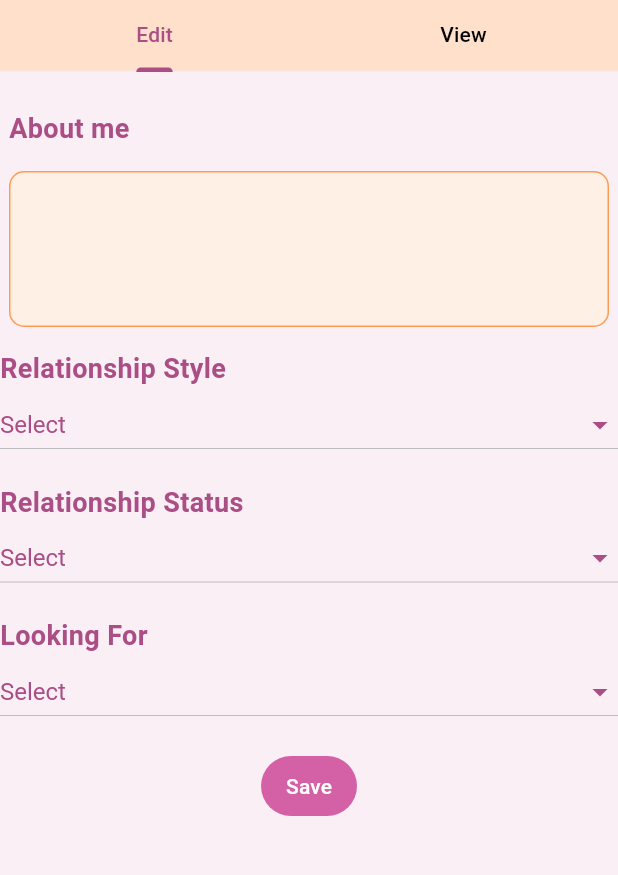
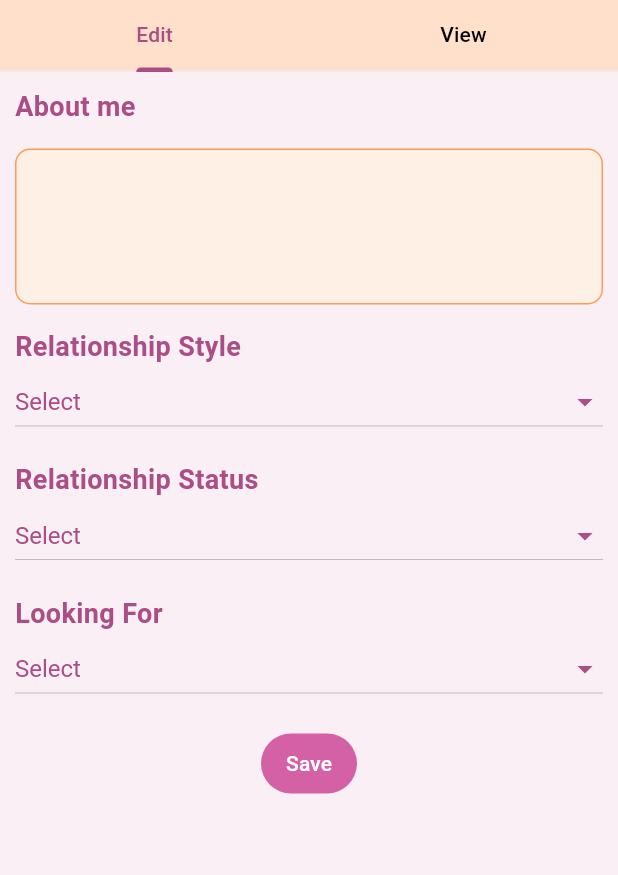
Before and after one commit to mayasaltzman/FNGR, a Flutter app: the UserProfilePage screen opened directly with empty values, on a phone screen of 412 x 824 dp, the part 84-959 px from its top. Run offline on Flutter 3.47's test engine with Material 3 defaults, Android fonts, the light colour scheme and no system bars; our stand-ins replace cloud_firestore, firebase_auth, firebase_core, firebase_storage, geocoding, geolocator and 2 more; missing offline and left inert: flutter_chat_core, flutter_chat_ui; accounts and stored records are empty; Roboto replaces fonts that are missing (Gilroy-bold).

Commit message:
add padding to update page

```diff
--- a/lib/pages/profile/update_profile_page.dart
+++ b/lib/pages/profile/update_profile_page.dart
@@ -8,7 +8,12 @@
   final String rStyle;
   final String lookingFor;
 
-  const UpdateProfilePage({super.key, required this.bio, required this.rStatus, required this.rStyle, required this.lookingFor});
+  const UpdateProfilePage(
+      {super.key,
+      required this.bio,
+      required this.rStatus,
+      required this.rStyle,
+      required this.lookingFor});
 
   @override
   State<UpdateProfilePage> createState() => _UpdateProfilePageState();
@@ -27,8 +32,9 @@
 
   @override
   Widget build(BuildContext context) {
-    return Column(spacing: 15, children: [
-      SizedBox(height: 10),
+    return Container(
+      padding: EdgeInsets.all(10),
+      child: Column(spacing: 15, children: [
       TextInputFieldLong(controller: _bioController, bio: widget.bio),
       SingleSelectDropDown(
         value: _relationshipStyle,
@@ -40,7 +46,7 @@
         },
         hintText: widget.rStyle,
       ),
-       SingleSelectDropDown(
+      SingleSelectDropDown(
         value: _relationshipStatus,
         label: "Relationship Status",
         onChanged: (newVal) {
@@ -50,7 +56,7 @@
         },
         hintText: widget.rStatus,
       ),
-       SingleSelectDropDown(
+      SingleSelectDropDown(
         value: _lookingFor,
         label: "Looking For",
         onChanged: (newVal) {
@@ -67,7 +73,6 @@
             foregroundColor: Theme.of(context).colorScheme.secondaryFixed,
             backgroundColor: Theme.of(context).colorScheme.secondary,
           )),
-
-    ]);
+    ]));
   }
 }
```
